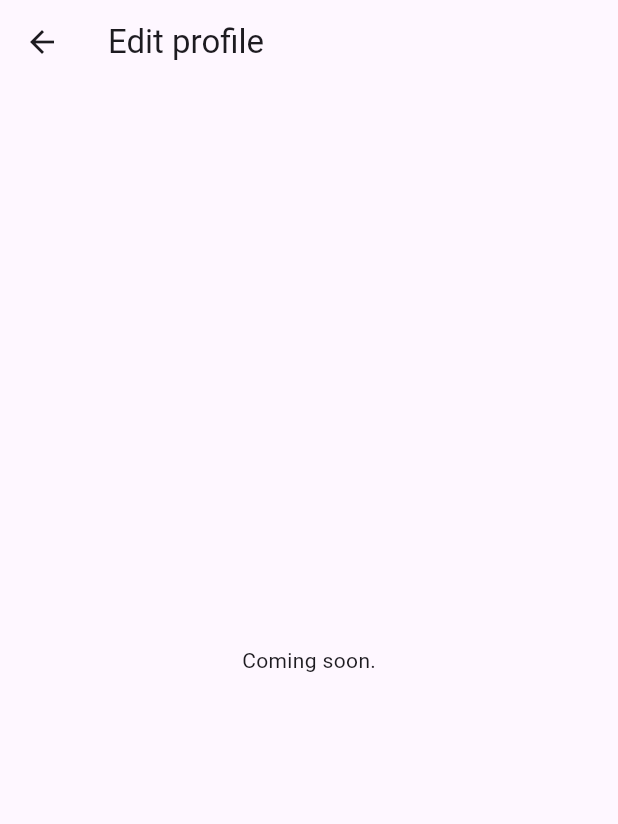
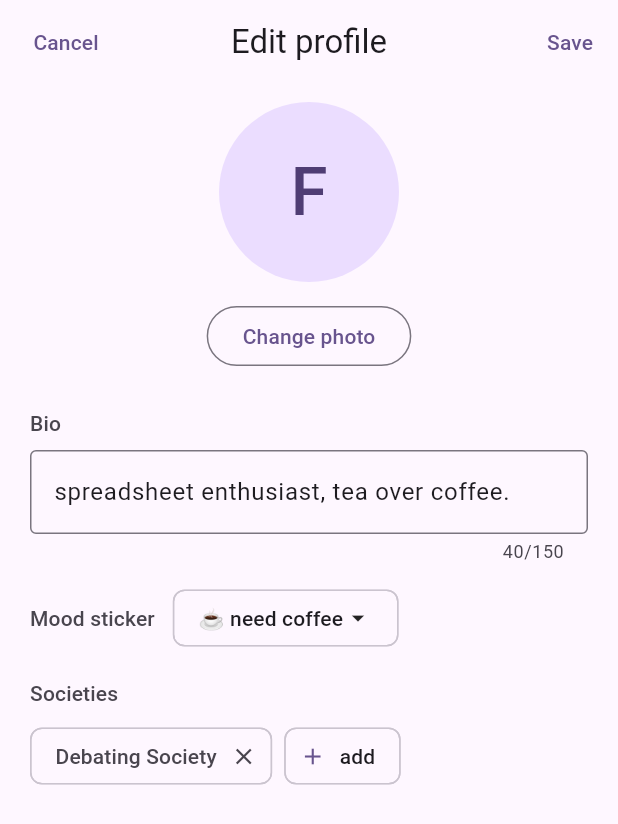
Before and after one commit to fatzzi/InIBA, a Flutter app: the ProfileScreen screen opened directly, after a tap on "Edit profile", on a phone screen of 412 x 824 dp. Shown: the top 824 px of the screen. Run offline on Flutter 3.47's test engine with Material 3 defaults, Android fonts, the phone set to English and light mode, and no system bars; our stand-ins replace flutter_riverpod, image_picker.

Commit message:
SCRUM-34: edit profile screen, mood picker and 1:1 photo crop
Bio (max 150), mood sticker sheet, societies add/remove and Change photo
with a fixed 1:1 crop that rejects photos under 400x400. Save updates
the profile at once and rolls back with a message if the server refuses.

```diff
--- /dev/null
+++ b/mobile/lib/features/profile/edit_profile_screen.dart
@@ -0,0 +1,339 @@
+import 'package:flutter/material.dart';
+import 'package:flutter/services.dart';
+import 'package:flutter_riverpod/flutter_riverpod.dart';
+
+import 'photo_crop.dart';
+import 'profile_model.dart';
+import 'profile_providers.dart';
+import 'profile_repository.dart';
+
+const kBioMax = 150;
+
+/// Mood stickers offered by the picker (wireframe 3-5). Stored as the label; the emoji is display only.
+const kMoods = <(String, String)>[
+  ('need coffee', '☕'),
+  ('midterms', '😵'),
+  ('free day', '🎉'),
+  ('studying', '📚'),
+  ('hungry', '🍕'),
+  ('late', '🏃'),
+];
+
+/// "☕ need coffee" for known moods, the plain label otherwise.
+String moodLabel(String mood) {
+  for (final (label, emoji) in kMoods) {
+    if (label == mood) return '$emoji $label';
+  }
+  return mood;
+}
+
+/// Edit profile (SCRUM-34, wireframe 3-3): photo, bio, mood sticker and societies.
+///
+/// Save closes the screen at once and the profile shows the new values straight away (optimistic UI).
+/// If the server refuses, the profile rolls back and a message explains why.
+class EditProfileScreen extends ConsumerStatefulWidget {
+  const EditProfileScreen({super.key, required this.studentId});
+
+  final int studentId;
+
+  @override
+  ConsumerState<EditProfileScreen> createState() => _EditProfileScreenState();
+}
+
+class _EditProfileScreenState extends ConsumerState<EditProfileScreen> {
+  late final ProfileState _start;
+  late final TextEditingController _bio;
+  String? _mood;
+  late List<String> _societies;
+  Uint8List? _newPhoto;
+
+  @override
+  void initState() {
+    super.initState();
+    _start = ref.read(profileControllerProvider(widget.studentId)).requireValue;
+    _bio = TextEditingController(text: _start.profile.bio ?? '')..addListener(() => setState(() {}));
+    _mood = _start.profile.moodSticker;
+    _societies = [..._start.profile.societies];
+  }
+
+  @override
+  void dispose() {
+    _bio.dispose();
+    super.dispose();
+  }
+
+  bool get _dirty =>
+      _newPhoto != null ||
+      _bio.text != (_start.profile.bio ?? '') ||
+      _mood != _start.profile.moodSticker ||
+      !_sameList(_societies, _start.profile.societies);
+
+  static bool _sameList(List<String> a, List<String> b) =>
+      a.length == b.length && {...a}.containsAll(b);
+
+  Future<void> _changePhoto() async {
+    final picked = await ref.read(photoPickerProvider)();
+    if (picked == null || !mounted) return;
+    final cropped = await ref.read(photoCropperProvider)(context, picked);
+    if (cropped != null && mounted) setState(() => _newPhoto = cropped);
+  }
+
+  Future<void> _pickMood() async {
+    final chosen = await showModalBottomSheet<_MoodChoice>(
+      context: context,
+      showDragHandle: true,
+      builder: (_) => _MoodSheet(current: _mood),
+    );
+    if (chosen != null) setState(() => _mood = chosen.mood);
+  }
+
+  Future<void> _addSociety() async {
+    final options = kKnownSocieties.where((s) => !_societies.contains(s)).toList();
+    if (options.isEmpty) return;
+    final chosen = await showModalBottomSheet<String>(
+      context: context,
+      showDragHandle: true,
+      builder: (context) => SafeArea(
+        child: ListView(
+          shrinkWrap: true,
+          children: [
+            const ListTile(title: Text('Add a society')),
+            for (final s in options) ListTile(title: Text(s), onTap: () => Navigator.of(context).pop(s)),
+          ],
+        ),
+      ),
+    );
+    if (chosen != null) setState(() => _societies = [..._societies, chosen]);
+  }
+
+  Future<void> _save() async {
+    if (!_dirty) {
+      Navigator.of(context).pop();
+      return;
+    }
+    final edit = ProfileEdit(
+      bio: _bio.text.trim(),
+      moodSticker: _mood,
+      societies: _societies,
+      photoJpeg: _newPhoto,
+    );
+    final messenger = ScaffoldMessenger.of(context);
+    final notifier = ref.read(profileControllerProvider(widget.studentId).notifier);
+    Navigator.of(context).pop();
+    final error = await notifier.save(edit);
+    messenger
+      ..hideCurrentSnackBar()
+      ..showSnackBar(SnackBar(
+        content: Text(error == null ? 'Profile saved.' : "Couldn't save: $error Your changes were undone."),
+      ));
+  }
+
+  Future<void> _cancel() async {
+    if (!_dirty) {
+      Navigator.of(context).pop();
+      return;
+    }
+    final discard = await showDialog<bool>(
+      context: context,
+      builder: (context) => AlertDialog(
+        title: const Text('Discard changes?'),
+        actions: [
+          TextButton(onPressed: () => Navigator.of(context).pop(false), child: const Text('Keep editing')),
+          TextButton(onPressed: () => Navigator.of(context).pop(true), child: const Text('Discard')),
+        ],
+      ),
+    );
+    if (discard == true && mounted) Navigator.of(context).pop();
+  }
+
+  @override
+  Widget build(BuildContext context) {
+    final theme = Theme.of(context);
+    final labelStyle = theme.textTheme.titleSmall?.copyWith(color: theme.colorScheme.onSurfaceVariant);
+    final bioTooLong = _bio.text.trim().length > kBioMax;
+    final mood = _mood;
+
+    return PopScope(
+      canPop: false,
+      onPopInvokedWithResult: (didPop, _) {
+        if (!didPop) _cancel();
+      },
+      child: Scaffold(
+        appBar: AppBar(
+          leadingWidth: 88,
+          leading: TextButton(onPressed: _cancel, child: const Text('Cancel')),
+          title: const Text('Edit profile'),
+          centerTitle: true,
+          actions: [
+            TextButton(onPressed: bioTooLong ? null : _save, child: const Text('Save')),
+          ],
+        ),
+        body: ListView(
+          padding: const EdgeInsets.fromLTRB(20, 12, 20, 32),
+          children: [
+            Center(
+              child: ProfileAvatar(
+                radius: 60,
+                name: _start.profile.name,
+                bytes: _newPhoto ?? _start.localPhoto,
+                url: _start.profile.profilePhoto,
+              ),
+            ),
+            const SizedBox(height: 12),
+            Center(
+              child: OutlinedButton(onPressed: _changePhoto, child: const Text('Change photo')),
+            ),
+            const SizedBox(height: 24),
+            Text('Bio', style: labelStyle),
+            const SizedBox(height: 8),
+            TextField(
+              key: const Key('bio-field'),
+              controller: _bio,
+              maxLines: 3,
+              minLines: 1,
+              maxLength: kBioMax,
+              maxLengthEnforcement: MaxLengthEnforcement.enforced,
+              decoration: const InputDecoration(border: OutlineInputBorder(), hintText: 'Say something short'),
+            ),
+            const SizedBox(height: 12),
+            Row(
+              children: [
+                Text('Mood sticker', style: labelStyle),
+                const SizedBox(width: 12),
+                ActionChip(
+                  key: const Key('mood-chip'),
+                  onPressed: _pickMood,
+                  label: Row(
+                    mainAxisSize: MainAxisSize.min,
+                    children: [
+                      Text(mood == null ? 'Pick a mood' : moodLabel(mood)),
+                      const Icon(Icons.arrow_drop_down, size: 20),
+                    ],
+                  ),
+                ),
+              ],
+            ),
+            const SizedBox(height: 16),
+            Text('Societies', style: labelStyle),
+            const SizedBox(height: 8),
+            Wrap(
+              spacing: 8,
+              runSpacing: 8,
+              children: [
+                for (final s in _societies)
+                  InputChip(
+                    label: Text(s),
+                    onDeleted: () => setState(() => _societies = [..._societies]..remove(s)),
+                    deleteButtonTooltipMessage: 'Remove $s',
+                  ),
+                if (kKnownSocieties.any((s) => !_societies.contains(s)))
+                  ActionChip(
+                    key: const Key('add-society'),
+                    avatar: const Icon(Icons.add, size: 18),
+                    label: const Text('add'),
+                    onPressed: _addSociety,
+                  ),
+              ],
+            ),
+          ],
+        ),
+      ),
+    );
+  }
+}
+
+class _MoodChoice {
+  const _MoodChoice(this.mood);
+  final String? mood;
+}
+
+/// "Today's mood" bottom sheet (wireframe 3-5).
+class _MoodSheet extends StatefulWidget {
+  const _MoodSheet({required this.current});
+
+  final String? current;
+
+  @override
+  State<_MoodSheet> createState() => _MoodSheetState();
+}
+
+class _MoodSheetState extends State<_MoodSheet> {
+  late String? _selected = widget.current;
+
+  @override
+  Widget build(BuildContext context) {
+    return SafeArea(
+      child: SingleChildScrollView(
+        padding: const EdgeInsets.fromLTRB(20, 0, 20, 20),
+        child: Column(
+          mainAxisSize: MainAxisSize.min,
+          crossAxisAlignment: CrossAxisAlignment.start,
+          children: [
+            Text("Today's mood", style: Theme.of(context).textTheme.titleLarge),
+            const SizedBox(height: 12),
+            Wrap(
+              spacing: 8,
+              runSpacing: 8,
+              children: [
+                for (final (label, emoji) in kMoods)
+                  ChoiceChip(
+                    label: Text('$emoji $label'),
+                    selected: _selected == label,
+                    onSelected: (on) => setState(() => _selected = on ? label : null),
+                  ),
+              ],
+            ),
+            const SizedBox(height: 12),
+            Text("Pick anything, it's low stakes.", style: Theme.of(context).textTheme.bodyMedium),
+            const SizedBox(height: 16),
+            Row(
+              children: [
+                TextButton(
+                  onPressed: () => Navigator.of(context).pop(const _MoodChoice(null)),
+                  child: const Text('Clear mood'),
+                ),
+                const Spacer(),
+                FilledButton(
+                  onPressed: () => Navigator.of(context).pop(_MoodChoice(_selected)),
+                  child: const Text('Set mood'),
+                ),
+              ],
+            ),
+          ],
+        ),
+      ),
+    );
+  }
+}
+
+/// Circular avatar: freshly cropped bytes first, then the photo URL, then the name's first letter.
+class ProfileAvatar extends StatelessWidget {
+  const ProfileAvatar({super.key, required this.radius, required this.name, this.bytes, this.url});
+
+  final double radius;
+  final String name;
+  final Uint8List? bytes;
+  final String? url;
+
+  @override
+  Widget build(BuildContext context) {
+    final scheme = Theme.of(context).colorScheme;
+    final initial = name.trim().isEmpty ? '?' : name.trim()[0].toUpperCase();
+    final fallback = Text(initial, style: TextStyle(fontSize: radius * 0.75, color: scheme.onPrimaryContainer));
+    final side = radius * 2;
+    final local = bytes;
+    final remote = url;
+    Widget child = fallback;
+    if (local != null) {
+      child = ClipOval(
+        child: Image.memory(local, key: const Key('avatar-local'), width: side, height: side, fit: BoxFit.cover),
+      );
+    } else if (remote != null && remote.startsWith('http')) {
+      child = ClipOval(
+        child: Image.network(remote,
+            width: side, height: side, fit: BoxFit.cover, errorBuilder: (_, _, _) => fallback),
+      );
+    }
+    return CircleAvatar(radius: radius, backgroundColor: scheme.primaryContainer, child: child);
+  }
+}
--- a/mobile/lib/features/profile/profile_screen.dart
+++ b/mobile/lib/features/profile/profile_screen.dart
@@ -2,6 +2,7 @@ import 'package:flutter/material.dart';
 import 'package:flutter_riverpod/flutter_riverpod.dart';
 
 import '../../core/api_client.dart';
+import 'edit_profile_screen.dart';
 import 'profile_model.dart';
 import 'profile_providers.dart';
 
@@ -25,6 +26,12 @@ class ProfileScreen extends ConsumerWidget {
     return Scaffold(
       appBar: AppBar(
         title: Text(isOwn ? 'Profile' : (state.valueOrNull?.profile.name ?? 'Profile')),
+        bottom: (state.valueOrNull?.saving ?? false)
+            ? const PreferredSize(
+                preferredSize: Size.fromHeight(2),
+                child: LinearProgressIndicator(key: Key('saving-indicator'), minHeight: 2),
+              )
+            : null,
       ),
       body: state.when(
         loading: () => const Center(child: CircularProgressIndicator()),
@@ -60,7 +67,7 @@ class _ProfileBody extends StatelessWidget {
       slivers: [
         SliverPadding(
           padding: const EdgeInsets.fromLTRB(20, 8, 20, 16),
-          sliver: SliverToBoxAdapter(child: _Header(profile: data.profile, isOwn: isOwn)),
+          sliver: SliverToBoxAdapter(child: _Header(data: data, isOwn: isOwn)),
         ),
         if (posts.isEmpty && !data.isMore)
           const SliverPadding(
@@ -94,13 +101,14 @@ class _ProfileBody extends StatelessWidget {
 }
 
 class _Header extends StatelessWidget {
-  const _Header({required this.profile, required this.isOwn});
+  const _Header({required this.data, required this.isOwn});
 
-  final Profile profile;
+  final ProfileState data;
   final bool isOwn;
 
   @override
   Widget build(BuildContext context) {
+    final profile = data.profile;
     final theme = Theme.of(context);
     final badges = [
       if (profile.batch case final b? when b.isNotEmpty) b,
@@ -116,7 +124,7 @@ class _Header extends StatelessWidget {
         Row(
           crossAxisAlignment: CrossAxisAlignment.center,
           children: [
-            _Avatar(url: profile.profilePhoto, name: profile.name),
+            ProfileAvatar(radius: 44, name: profile.name, bytes: data.localPhoto, url: profile.profilePhoto),
             const SizedBox(width: 16),
             Expanded(
               child: Column(
@@ -136,7 +144,7 @@ class _Header extends StatelessWidget {
         ),
         if (mood != null && mood.isNotEmpty) ...[
           const SizedBox(height: 16),
-          Pill(key: const Key('mood-pill'), label: 'Mood: $mood', icon: Icons.emoji_emotions_outlined),
+          Pill(key: const Key('mood-pill'), label: 'Mood: ${moodLabel(mood)}', icon: Icons.emoji_emotions_outlined),
         ],
         if (bio != null && bio.isNotEmpty) ...[
           const SizedBox(height: 12),
@@ -161,9 +169,14 @@ class _Header extends StatelessWidget {
           SizedBox(
             width: double.infinity,
             child: OutlinedButton(
-              onPressed: () => Navigator.of(context).push(
-                MaterialPageRoute<void>(builder: (_) => const _ComingSoonScreen(title: 'Edit profile')),
-              ),
+              onPressed: data.saving
+                  ? null
+                  : () => Navigator.of(context).push(
+                        MaterialPageRoute<void>(
+                          builder: (_) => EditProfileScreen(studentId: profile.studentId),
+                          fullscreenDialog: true,
+                        ),
+                      ),
               child: const Padding(
                 padding: EdgeInsets.symmetric(vertical: 12),
                 child: Text('Edit profile'),
@@ -172,36 +185,6 @@ class _Header extends StatelessWidget {
           ),
         ],
       ],
-    );
-  }
-}
-
-class _Avatar extends StatelessWidget {
-  const _Avatar({required this.url, required this.name});
-
-  final String? url;
-  final String name;
-
-  @override
-  Widget build(BuildContext context) {
-    final scheme = Theme.of(context).colorScheme;
-    final initial = name.trim().isEmpty ? '?' : name.trim()[0].toUpperCase();
-    final fallback = Text(initial, style: TextStyle(fontSize: 32, color: scheme.onPrimaryContainer));
-    final photo = url;
-    return CircleAvatar(
-      radius: 44,
-      backgroundColor: scheme.primaryContainer,
-      child: photo == null || photo.isEmpty
-          ? fallback
-          : ClipOval(
-              child: Image.network(
-                photo,
-                width: 88,
-                height: 88,
-                fit: BoxFit.cover,
-                errorBuilder: (_, _, _) => fallback,
-              ),
-            ),
     );
   }
 }
@@ -329,17 +312,3 @@ class _ErrorView extends StatelessWidget {
     );
   }
 }
-
-class _ComingSoonScreen extends StatelessWidget {
-  const _ComingSoonScreen({required this.title});
-
-  final String title;
-
-  @override
-  Widget build(BuildContext context) {
-    return Scaffold(
-      appBar: AppBar(title: Text(title)),
-      body: const Center(child: Text('Coming soon.')),
-    );
-  }
-}
```
Also changed, not shown: mobile/lib/features/profile/photo_crop.dart (added, +257 -0 lines), 3 other files.
